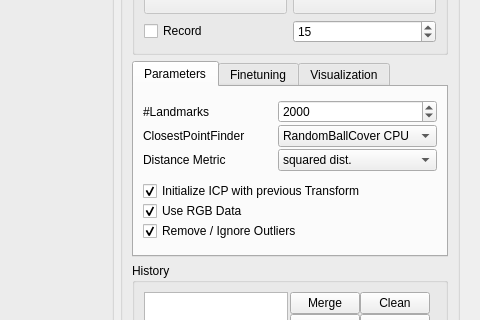
First picture: the form in master/seminar/StitchingWidget.ui, repository anygo/uniprojectsdn, before the edit; both pictures show x 499 to 979 and y 102 to 422 of the 979 by 691 pixel window.
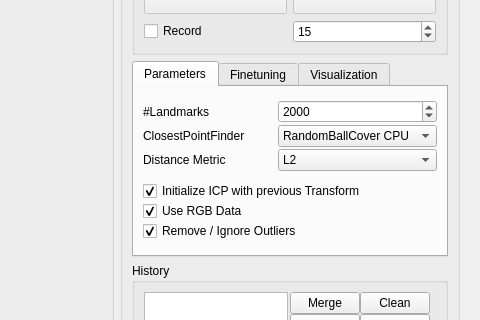
Second picture: the form after the edit. Custom widgets are drawn as their Qt base class.

```diff
--- a/master/seminar/StitchingWidget.ui
+++ b/master/seminar/StitchingWidget.ui
@@ -261,7 +261,7 @@
                  </item>
                  <item>
                   <property name="text">
-                   <string>squared dist.</string>
+                   <string>L2</string>
                   </property>
                  </item>
                 </widget>
```
Left out of the diff: 10 changed lines with no effect on the pictures.
